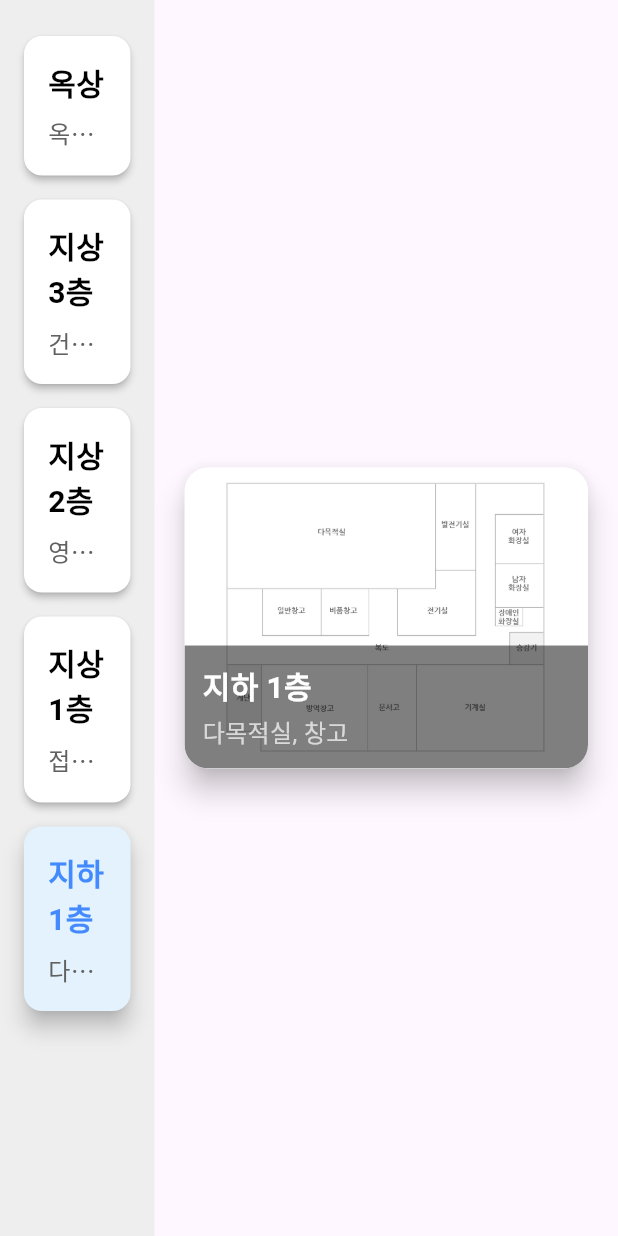
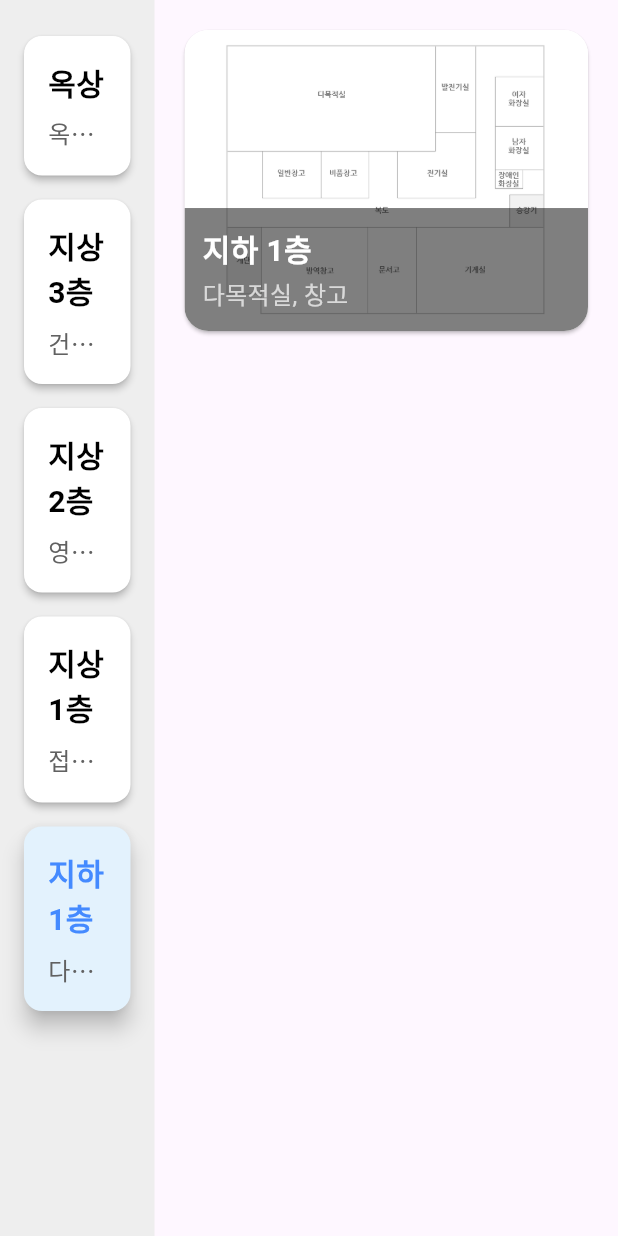
Before and after one commit to publichealthcenter/flutter-front-back, a Flutter app: the FloorInfo screen opened by its route, on a phone screen of 412 x 824 dp. Run offline on Flutter 3.47's test engine with Material 3 defaults, Android fonts, the phone set to English and light mode, and no system bars; our stand-ins replace dio, flutter_riverpod.

Commit message:
fix floorinfo page

```diff
--- a/lib/page/floorinfo.dart
+++ b/lib/page/floorinfo.dart
@@ -74,7 +74,7 @@ class _FloorInfoState extends State<FloorInfo> {
               child: Container(
                 key: ValueKey<int>(selectedFloor),
                 padding: const EdgeInsets.all(16.0),
-                alignment: Alignment.center,
+                alignment: Alignment.topCenter,
                 child: _buildImageCard(floorData[selectedFloor]!),
               ),
             ),
@@ -128,7 +128,6 @@ class _FloorInfoState extends State<FloorInfo> {
   Widget _buildImageCard(Map<String, dynamic> floorInfo) {
     return Card(
       color: Colors.white,
-      elevation: 8,
       shape: RoundedRectangleBorder(
         borderRadius: BorderRadius.circular(16),
       ),
```
